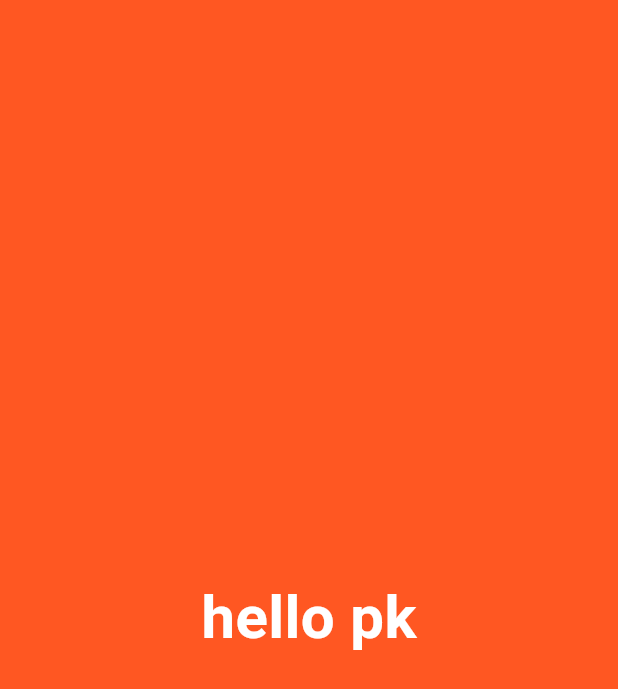
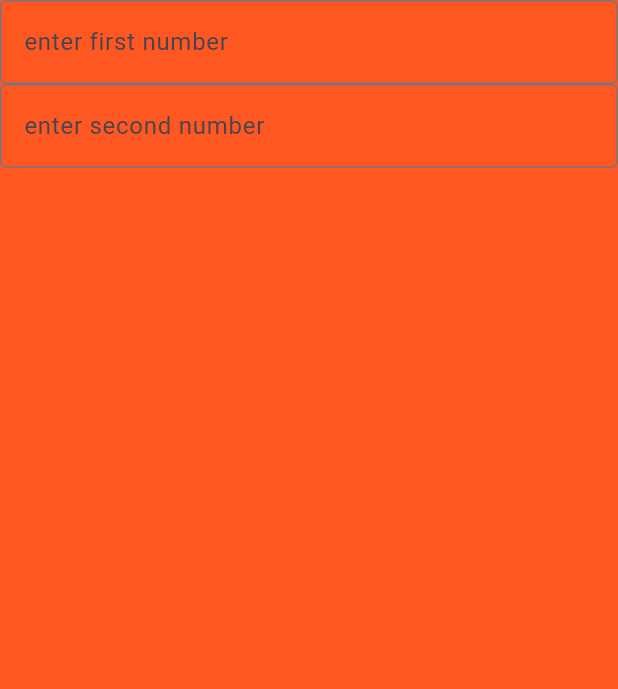
Before and after one commit to pratik-Practice/flutter-1st-tutorial, a Flutter app: the screen it shows after launch, on a phone screen of 412 x 824 dp. Shown: the top 689 px of the screen. Run offline on Flutter 3.47's test engine with Material 3 defaults, Android fonts, the phone set to English and light mode, and no system bars.

Commit message:
adding calculaotor page

```diff
--- a/lib/app/app.dart
+++ b/lib/app/app.dart
@@ -8,9 +8,10 @@ class MyApp extends StatelessWidget {
 
   @override
   Widget build(BuildContext context) {
-    return const Material(
+    return Material(
       child: MaterialApp(
         title: "flutter learn",
+        theme: ThemeData(primarySwatch: Colors.deepOrange),
         home: HomeView(),
       ),
     );
--- /dev/null
+++ b/lib/view/claculator_view.dart
@@ -0,0 +1,25 @@
+import 'package:flutter/material.dart';
+
+class CalculatorView extends StatelessWidget {
+  const CalculatorView({super.key});
+
+  @override
+  Widget build(BuildContext context) {
+    return const Column(
+      children: [
+        //Calculator display
+        TextField(
+          decoration: InputDecoration(
+              border: OutlineInputBorder(), hintText: "enter first number"),
+        ),
+        TextField(
+          decoration: InputDecoration(
+              border: OutlineInputBorder(), hintText: "enter second number"),
+        ),
+
+        // Expand
+        // calculator Buttons
+      ],
+    );
+  }
+}
--- a/lib/view/home_view.dart
+++ b/lib/view/home_view.dart
@@ -1,19 +1,16 @@
 import 'package:flutter/material.dart';
+import 'package:flutter_application_1/view/claculator_view.dart';
 
 class HomeView extends StatelessWidget {
   const HomeView({super.key});
 
   @override
   Widget build(BuildContext context) {
-    return Material(
-      child: Container(
-        color: Colors.deepOrange,
-        child: const Center(
-            child: Text(
-          "hello pk",
-          style: TextStyle(
-              color: Colors.white, fontSize: 40, fontWeight: FontWeight.bold),
-        )),
+    return const Scaffold(
+      backgroundColor: Colors.deepOrange,
+      body: SafeArea(
+        bottom: false,
+        child: CalculatorView(),
       ),
     );
   }
```
Also changed, not shown: 1 other file.
